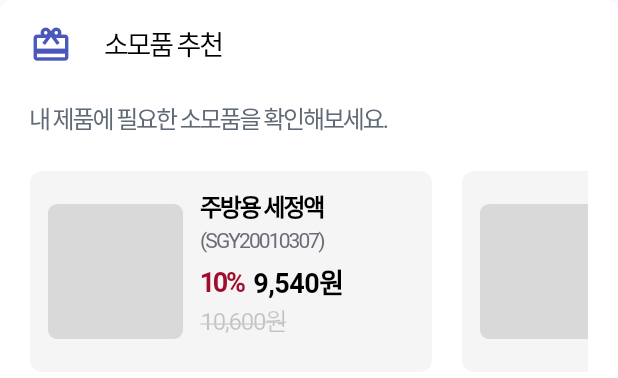
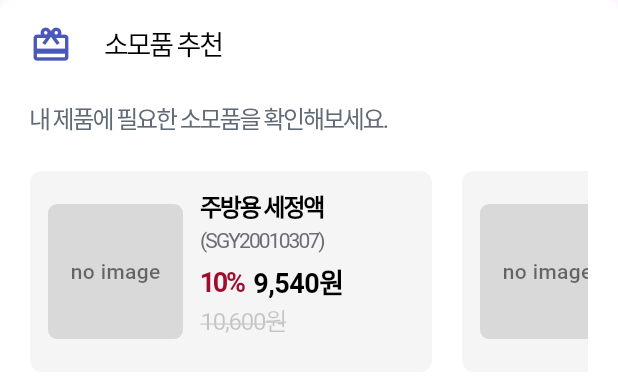
Before and after one commit to songga0/O2thinq, a Flutter app: the GoodsInfo widget shown alone on an empty page, opened directly, on a phone screen of 412 x 824 dp. Shown: the top 378 px of the screen. Run offline on Flutter 3.47's test engine with Material 3 defaults, Android fonts, the phone set to English and light mode, and no system bars; our stand-ins replace permission_handler; missing offline and left inert: flutter_reactive_ble; Roboto replaces fonts that are missing (One UI Sans APP VF).

Commit message:
[케어 통신]

```diff
--- a/lib/device_setting.dart
+++ b/lib/device_setting.dart
@@ -706,7 +706,18 @@ class GoodsInfo extends StatelessWidget {
     color: const Color(0xFFD9D9D9),
     borderRadius: BorderRadius.circular(6),
   ),
+  child: const Center(
+    child: Text(
+      'no image',
+      style: TextStyle(
+        color: Colors.black54,
+        fontSize: 14,
+        fontWeight: FontWeight.w500,
       ),
+    ),
+  ),
+)
+,
         const SizedBox(width: 12),
         SizedBox(
           width: 141,
```
Also changed, not shown: lib/device_detail.dart (+11 -11 lines). Lines whose indentation alone changed are shown as unchanged.
